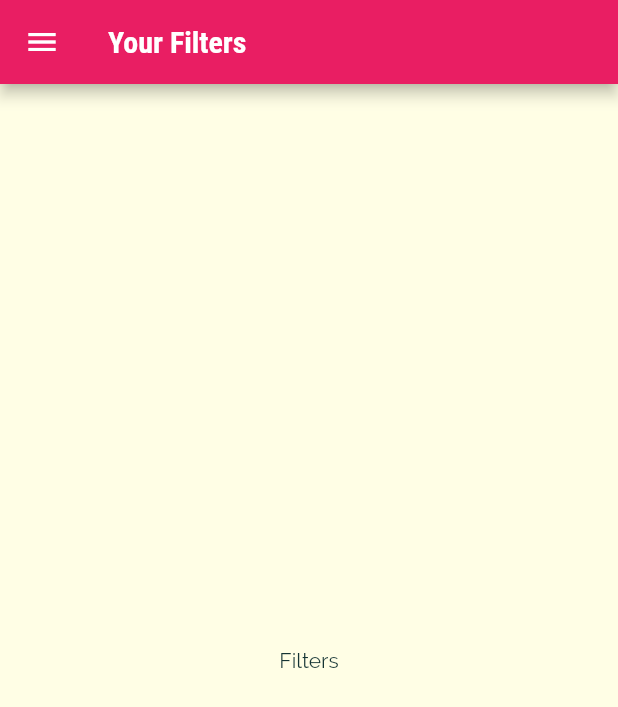
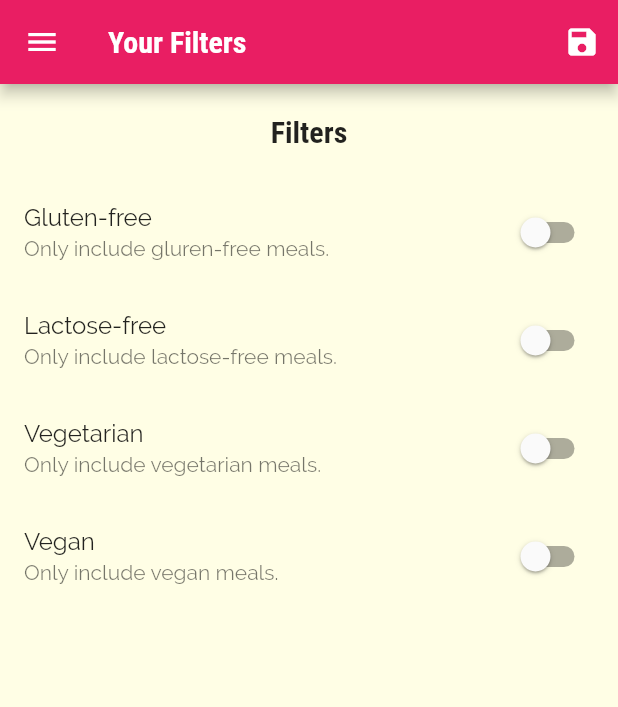
Before and after one commit to rahulkolage/meals_app, a Flutter app: the Filters screen opened by its route, on a phone screen of 412 x 824 dp. Shown: the top 707 px of the screen. Run offline on Flutter 3.47's test engine with Material 2 defaults, Android fonts, the phone set to English and light mode, and no system bars.

Commit message:
filters & favorite screens

```diff
--- a/lib/main.dart
+++ b/lib/main.dart
@@ -1,4 +1,6 @@
 import 'package:flutter/material.dart';
+import './dummy_data.dart';
+import './models/meal.dart';
 // import './screens/tabs/tabs.dart';
 import './screens/tabs/tabs_at_bottom.dart';
 import './screens/categories/categories.dart';
@@ -10,8 +12,50 @@ void main() {
   runApp(const MyApp());
 }
 
-class MyApp extends StatelessWidget {
+class MyApp extends StatefulWidget {
   const MyApp({super.key});
+
+  @override
+  State<MyApp> createState() => _MyAppState();
+}
+
+class _MyAppState extends State<MyApp> {
+  Map<String, bool> _filters = {
+    'gluten': false,
+    'lactose': false,
+    'vegetarian': false,
+    'vegan': false,
+  };
+
+  List<Meal> _availableMeals = DUMMY_MEALS;
+
+  // favorites screen is not part of route registration, but part of Tabs Screen, so pass
+  // _faviorateMeals to Tabs Screen
+  List<Meal> _faviorateMeals = [];
+
+  // This method gets called from inside Filters.dart screen
+  void _setFilters(Map<String, bool> filterData) {
+    setState(() {
+      _filters = filterData;
+
+      _availableMeals = DUMMY_MEALS.where((meal) {
+        if (_filters['gluten']! && !meal.isGlutenFree) {
+          return false;
+        } else if (_filters['lactose']! && !meal.isLactoseFree) {
+          return false;
+        } else if (_filters['vegetarian']! && !meal.isVegetarian) {
+          return false;
+        } else if (_filters['vegan']! && !meal.isVegan) {
+          return false;
+        }
+        return true;
+      }).toList();
+    });
+  }
+
+  void _toggleFavorite(String mealId) {
+
+  }
 
   // This widget is the root of your application.
   @override
@@ -53,10 +97,10 @@ class MyApp extends StatelessWidget {
       // },
       initialRoute: '/', // default is '/'
       routes: {
-        '/': (context) => const TabsAtBottom(), //const Tabs(),
-        CategoryMeals.routeName: (context) => CategoryMeals(),
+        '/': (context) => TabsAtBottom(_faviorateMeals), //const Tabs(),
+        CategoryMeals.routeName: (context) => CategoryMeals(_availableMeals),
         MealDetail.routeName: (context) => MealDetail(),
-        Filters.routeName:(context) => Filters( )
+        Filters.routeName: (context) => Filters(_filters, _setFilters)
       },
       // onGenerateRoute: (settings) {
       //   return MaterialPageRoute(builder: (context) => Categories(),);
--- a/lib/screens/filters/filters.dart
+++ b/lib/screens/filters/filters.dart
@@ -1,20 +1,128 @@
 import 'package:flutter/material.dart';
 import './../../widgets/main_drawer.dart';
 
-class Filters extends StatelessWidget {
+class Filters extends StatefulWidget {
   static const routeName = '/filters';
 
-  const Filters({super.key});
+  final Function saveFilters;
+  final Map<String, bool> currentFilters;
+
+  //saveFilters function passed from main.dart route
+  const Filters(this.currentFilters, this.saveFilters, {super.key});
+
+  @override
+  State<Filters> createState() => _FiltersState();
+}
+
+class _FiltersState extends State<Filters> {
+  var _glutenFree = false;
+  var _vegetarian = false;
+  var _vegan = false;
+  var _lactoseFree = false;
+
+  @override
+  void initState() {
+    _glutenFree = widget.currentFilters['gluten']!;
+    _lactoseFree = widget.currentFilters['lactose']!;
+    _vegetarian = widget.currentFilters['vegetarian']!;
+    _vegan = widget.currentFilters['vegan']!;
+
+    super.initState();
+  }
+
+  Widget _buildSwitchListStyle(
+    String title,
+    String description,
+    bool currentValue,
+    Function(bool)? updateValue,
+  ) {
+    return SwitchListTile(
+      activeColor: Theme.of(context).colorScheme.secondary,
+      title: Text(title),
+      value: currentValue,
+      subtitle: Text(description),
+      onChanged: updateValue,
+    );
+  }
 
   @override
   Widget build(BuildContext context) {
     return Scaffold(
       appBar: AppBar(
         title: const Text('Your Filters'),
+        actions: [
+          IconButton(
+            icon: const Icon(Icons.save),
+            onPressed: () {
+              final selectedFilters = {
+                'gluten': _glutenFree,
+                'lactose': _lactoseFree,
+                'vegetarian': _vegetarian,
+                'vegan': _vegan,
+              };
+
+              widget.saveFilters(selectedFilters);
+            },
+          )
+        ],
       ),
       drawer: const MainDrawer(),
-      body: const Center(
-        child: Text('Filters'),
+      body: Column(
+        children: [
+          Container(
+            padding: const EdgeInsets.all(20),
+            child: Text(
+              'Filters',
+              style: Theme.of(context).textTheme.headline6,
+            ),
+          ),
+          // switches
+          Expanded(
+              child: ListView(
+            children: [
+              _buildSwitchListStyle(
+                'Gluten-free',
+                'Only include gluren-free meals.',
+                _glutenFree,
+                (newValue) {
+                  setState(() {
+                    _glutenFree = newValue;
+                  });
+                },
+              ),
+              _buildSwitchListStyle(
+                'Lactose-free',
+                'Only include lactose-free meals.',
+                _lactoseFree,
+                (newValue) {
+                  setState(() {
+                    _lactoseFree = newValue;
+                  });
+                },
+              ),
+              _buildSwitchListStyle(
+                'Vegetarian',
+                'Only include vegetarian meals.',
+                _vegetarian,
+                (newValue) {
+                  setState(() {
+                    _vegetarian = newValue;
+                  });
+                },
+              ),
+              _buildSwitchListStyle(
+                'Vegan',
+                'Only include vegan meals.',
+                _vegan,
+                (newValue) {
+                  setState(() {
+                    _vegan = newValue;
+                  });
+                },
+              ),
+            ],
+          ))
+        ],
       ),
     );
   }
--- a/lib/widgets/main_drawer.dart
+++ b/lib/widgets/main_drawer.dart
@@ -12,7 +12,7 @@ class MainDrawer extends StatelessWidget {
       ),
       title: Text(
         title,
-        style: TextStyle(
+        style: const TextStyle(
           fontFamily: 'RobotoCondensed',
           fontSize: 24,
           fontWeight: FontWeight.bold,
```
Also changed, not shown: lib/screens/categories/favorites.dart (+5 -4 lines), lib/screens/category_meals/category_meals.dart (+14 -2 lines), lib/screens/tabs/tabs_at_bottom.dart (+15 -4 lines), 1 other file.
